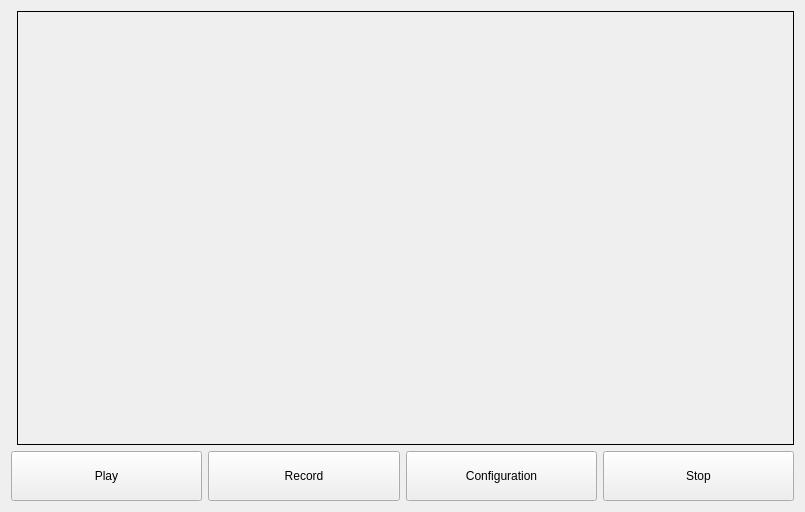
The window that WDgui/Video/videoform.ui (geirwanvik/WDrov) describes before a commit, drawn with Qt 5.
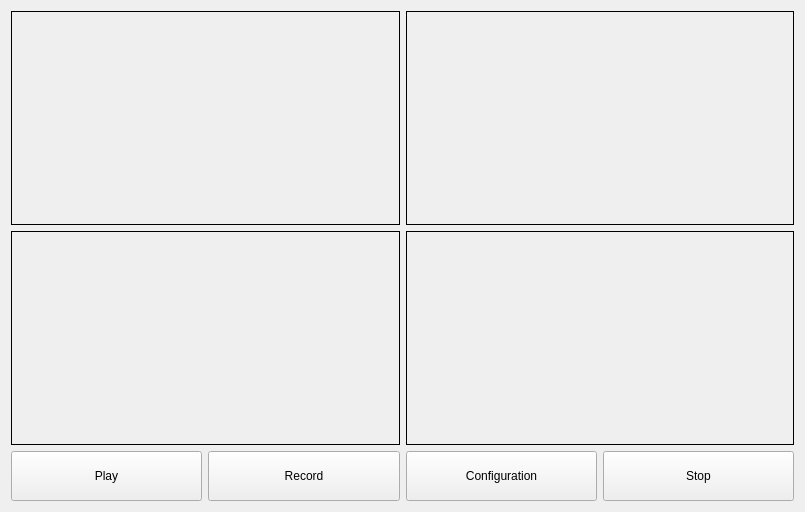
The same window after the commit.

Commit message: Added a new video layer

The edit to the form file:
```diff
--- a/WDgui/Video/videoform.ui
+++ b/WDgui/Video/videoform.ui
@@ -13,9 +13,28 @@
   <property name="windowTitle">
    <string>Form</string>
   </property>
-  <layout class="QGridLayout" name="gridLayout_2" rowstretch="0,0" columnstretch="0,1">
+  <layout class="QGridLayout" name="gridLayout">
+   <item row="0" column="0">
+    <widget class="QLabel" name="orginalPicture">
+     <property name="sizePolicy">
+      <sizepolicy hsizetype="Preferred" vsizetype="Expanding">
+       <horstretch>0</horstretch>
+       <verstretch>0</verstretch>
+      </sizepolicy>
+     </property>
+     <property name="frameShape">
+      <enum>QFrame::Panel</enum>
+     </property>
+     <property name="text">
+      <string/>
+     </property>
+     <property name="alignment">
+      <set>Qt::AlignCenter</set>
+     </property>
+    </widget>
+   </item>
    <item row="0" column="1">
-    <widget class="QLabel" name="labelVideo">
+    <widget class="QLabel" name="HSVimage">
      <property name="sizePolicy">
       <sizepolicy hsizetype="Preferred" vsizetype="Expanding">
        <horstretch>0</horstretch>
@@ -33,7 +52,45 @@
      </property>
     </widget>
    </item>
-   <item row="1" column="0" colspan="2">
+   <item row="1" column="0">
+    <widget class="QLabel" name="thresholdedImage">
+     <property name="sizePolicy">
+      <sizepolicy hsizetype="Preferred" vsizetype="Expanding">
+       <horstretch>0</horstretch>
+       <verstretch>0</verstretch>
+      </sizepolicy>
+     </property>
+     <property name="frameShape">
+      <enum>QFrame::Panel</enum>
+     </property>
+     <property name="text">
+      <string/>
+     </property>
+     <property name="alignment">
+      <set>Qt::AlignCenter</set>
+     </property>
+    </widget>
+   </item>
+   <item row="1" column="1">
+    <widget class="QLabel" name="MorphologicalImage">
+     <property name="sizePolicy">
+      <sizepolicy hsizetype="Preferred" vsizetype="Expanding">
+       <horstretch>0</horstretch>
+       <verstretch>0</verstretch>
+      </sizepolicy>
+     </property>
+     <property name="frameShape">
+      <enum>QFrame::Panel</enum>
+     </property>
+     <property name="text">
+      <string/>
+     </property>
+     <property name="alignment">
+      <set>Qt::AlignCenter</set>
+     </property>
+    </widget>
+   </item>
+   <item row="2" column="0" colspan="2">
     <layout class="QHBoxLayout" name="horizontalLayout">
      <item>
       <widget class="QPushButton" name="pushButtonPlay">
```
The commit also changes 11 other files.
